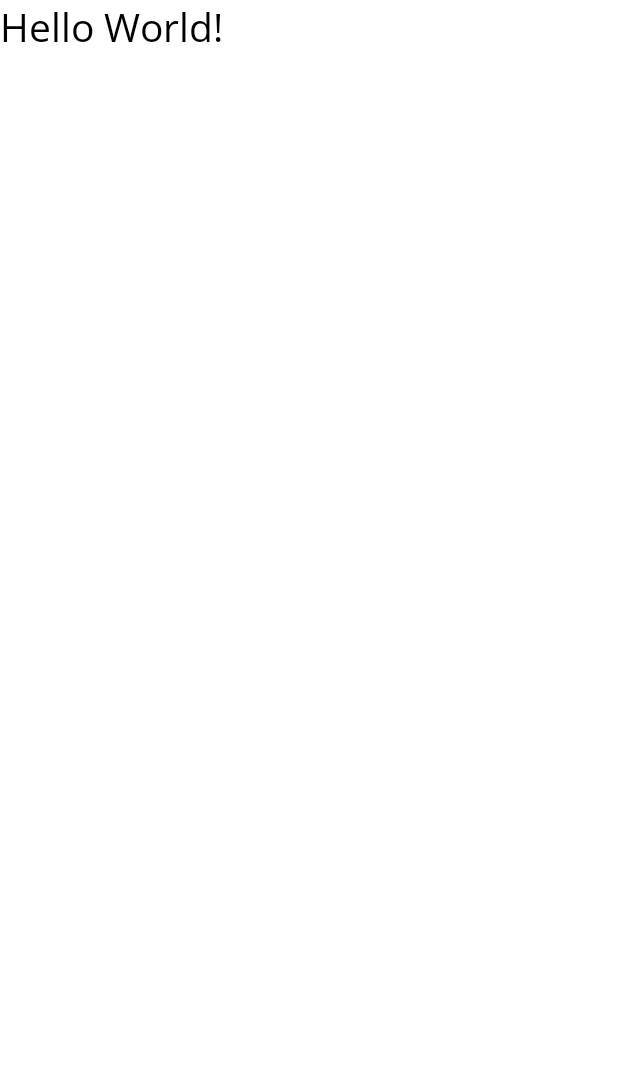
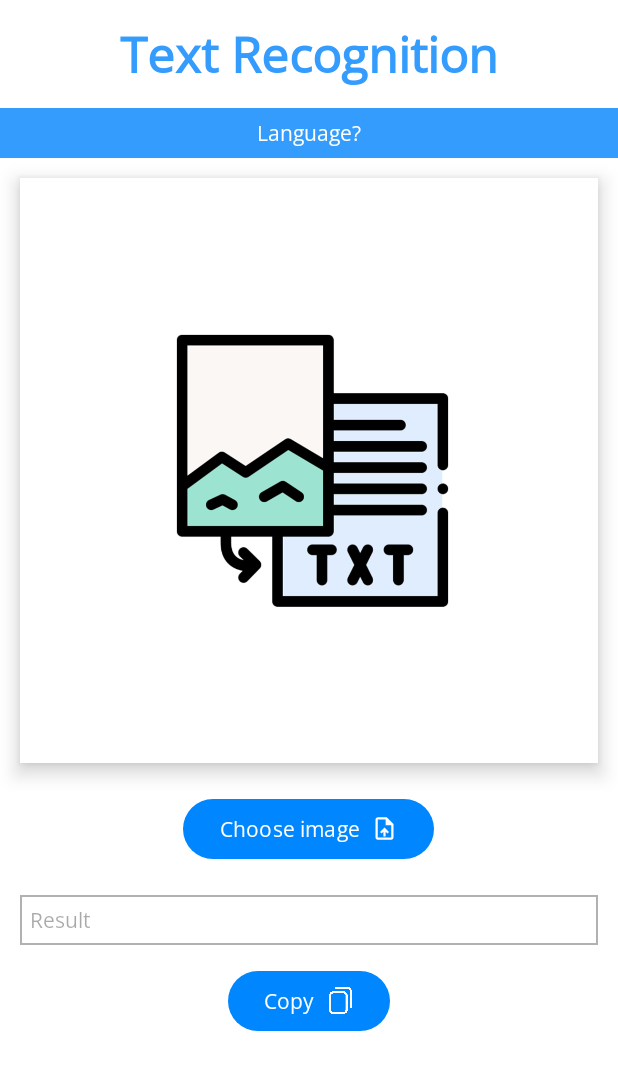
Before and after one commit to InUniversity/GoogleMLKitDemoApp, an Android app: the screen it shows after launch (MainActivity), on a phone screen of 412 x 824 dp. Before the commit the part shown is almost empty. Shown: the top 1070 px of the screen. Run offline under Robolectric (Android 15) with nearby library versions, the phone set to English and light mode, and no system bars; our stand-ins replace sdp/ssp sizes.

Commit message:
UI completed

```diff
--- a/app/src/main/AndroidManifest.xml
+++ b/app/src/main/AndroidManifest.xml
@@ -6,9 +6,8 @@
         android:allowBackup="true"
         android:dataExtractionRules="@xml/data_extraction_rules"
         android:fullBackupContent="@xml/backup_rules"
-        android:icon="@mipmap/ic_launcher"
+        android:icon="@drawable/logo"
         android:label="@string/app_name"
-        android:roundIcon="@mipmap/ic_launcher_round"
         android:supportsRtl="true"
         android:theme="@style/Theme.GoogleMLKitDemoApp"
         tools:targetApi="31">
--- /dev/null
+++ b/app/src/main/res/drawable/border_background.xml
@@ -0,0 +1,5 @@
+<?xml version="1.0" encoding="utf-8"?>
+<shape xmlns:android="http://schemas.android.com/apk/res/android">
+    <solid android:color="#ffffff"/>
+    <stroke android:width="1dp" android:color="#B1B1B1"/>
+</shape>
--- /dev/null
+++ b/app/src/main/res/drawable/ic_load.xml
@@ -0,0 +1,5 @@
+<vector android:height="24dp" android:tint="#000000"
+    android:viewportHeight="24" android:viewportWidth="24"
+    android:width="24dp" xmlns:android="http://schemas.android.com/apk/res/android">
+    <path android:fillColor="@android:color/white" android:pathData="M14,2L6,2c-1.1,0 -1.99,0.9 -1.99,2L4,20c0,1.1 0.89,2 1.99,2L18,22c1.1,0 2,-0.9 2,-2L20,8l-6,-6zM18,20L6,20L6,4h7v5h5v11zM8,15.01l1.41,1.41L11,14.84L11,19h2v-4.16l1.59,1.59L16,15.01 12.01,11z"/>
+</vector>
--- a/app/src/main/res/layout/activity_main.xml
+++ b/app/src/main/res/layout/activity_main.xml
@@ -1,17 +1,78 @@
 <?xml version="1.0" encoding="utf-8"?>
-<LinearLayout xmlns:android="http://schemas.android.com/apk/res/android"
+<ScrollView xmlns:android="http://schemas.android.com/apk/res/android"
     xmlns:app="http://schemas.android.com/apk/res-auto"
     xmlns:tools="http://schemas.android.com/tools"
     android:layout_width="match_parent"
     android:layout_height="match_parent"
-    android:background="@color/white"
-    tools:context=".MainActivity">
+    android:background="@color/white">
 
-    <TextView
-        android:id="@+id/txv_title"
-        android:layout_width="wrap_content"
+    <LinearLayout
+        android:layout_width="match_parent"
         android:layout_height="wrap_content"
-        android:textColor="@color/black"
-        android:textSize="@dimen/_20ssp"
-        android:text="Hello World!"/>
-</LinearLayout>
+        android:gravity="center"
+        android:orientation="vertical">
+
+        <TextView
+            android:id="@+id/txv_title"
+            android:layout_width="match_parent"
+            android:layout_height="wrap_content"
+            android:padding="@dimen/_10sdp"
+            android:text="@string/title"
+            android:textAlignment="center"
+            android:textColor="@color/color_primary"
+            android:textSize="@dimen/_25sdp"
+            android:textStyle="bold" />
+
+        <TextView
+            android:id="@+id/txv_language"
+            android:layout_width="match_parent"
+            android:layout_height="wrap_content"
+            android:background="@color/color_primary"
+            android:padding="@dimen/_5sdp"
+            android:text="@string/txv_language"
+            android:textAlignment="center"
+            android:textColor="@color/color_text_primary_title" />
+
+        <FrameLayout
+            android:layout_width="wrap_content"
+            android:layout_height="wrap_content"
+            android:layout_margin="@dimen/_10sdp"
+            android:background="@drawable/border_background"
+            android:elevation="8dp">
+
+            <ImageView
+                android:id="@+id/imgv_preview"
+                android:layout_width="@dimen/_300sdp"
+                android:layout_height="@dimen/_300sdp"
+                android:src="@drawable/empty" />
+
+        </FrameLayout>
+
+        <com.google.android.material.button.MaterialButton
+            android:id="@+id/btn_input"
+            android:layout_width="wrap_content"
+            android:layout_height="wrap_content"
+            android:layout_margin="@dimen/_5sdp"
+            android:text="@string/btn_input"
+            app:icon="@drawable/ic_load"
+            app:iconGravity="end" />
+
+        <TextView
+            android:id="@+id/txv_result"
+            android:layout_width="match_parent"
+            android:layout_height="wrap_content"
+            android:layout_margin="@dimen/_10sdp"
+            android:background="@drawable/border_background"
+            android:hint="@string/txv_result"
+            android:padding="@dimen/_5sdp" />
+
+        <com.google.android.material.button.MaterialButton
+            android:id="@+id/btn_copy"
+            android:layout_width="wrap_content"
+            android:layout_height="wrap_content"
+            android:text="@string/btn_copy"
+            app:icon="@drawable/ic_copy"
+            app:iconGravity="textEnd" />
+
+    </LinearLayout>
+</ScrollView>
--- a/app/src/main/res/values/colors.xml
+++ b/app/src/main/res/values/colors.xml
@@ -51,4 +51,5 @@
     <color name="color_success">#33b864</color>
     <color name="color_error">#dc1f17</color>
 
+    <color name="color_primary">#349cfd</color>
 </resources>
--- a/app/src/main/res/values/strings.xml
+++ b/app/src/main/res/values/strings.xml
@@ -1,3 +1,8 @@
 <resources>
     <string name="app_name">GoogleMLKitDemoApp</string>
+    <string name="title">Text Recognition</string>
+    <string name="btn_input">Choose image</string>
+    <string name="btn_copy">Copy</string>
+    <string name="txv_result">Result</string>
+    <string name="txv_language">Language?</string>
 </resources>
--- a/app/src/main/res/values/themes.xml
+++ b/app/src/main/res/values/themes.xml
@@ -3,8 +3,9 @@
     <style name="Base.Theme.GoogleMLKitDemoApp" parent="Theme.Material3.DayNight.NoActionBar">
         <item name="colorPrimary">@color/color_primary_light_blue</item>
         <item name="android:fontFamily">@font/opensans_regular</item>
-
         <item name="android:windowBackground">@android:color/transparent</item>
+        <item name="android:statusBarColor">@color/color_background</item>
+        <item name="android:windowLightStatusBar">true</item>
     </style>
 
     <style name="Theme.GoogleMLKitDemoApp" parent="Base.Theme.GoogleMLKitDemoApp" />
```
Also changed, not shown: app/src/main/res/drawable/empty.png (added), app/src/main/res/drawable/ic_copy.png (added), app/src/main/res/drawable/logo.png (added).
